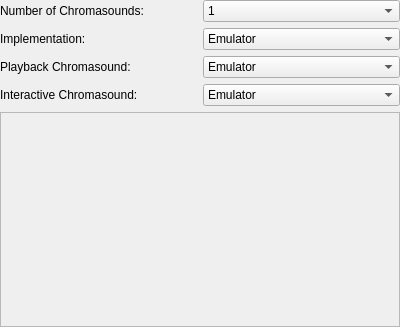
Before: the Qt Designer form dialogs/settings/chromasoundlayoutwidget.ui in nirjacobson/Chromasound-Studio, drawn with Qt 5.
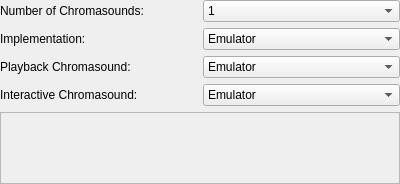
After: the same form once the commit is applied.

The edit to the form file:
```diff
--- a/dialogs/settings/chromasoundlayoutwidget.ui
+++ b/dialogs/settings/chromasoundlayoutwidget.ui
@@ -7,7 +7,7 @@
     <x>0</x>
     <y>0</y>
     <width>400</width>
-    <height>327</height>
+    <height>184</height>
    </rect>
   </property>
   <property name="windowTitle">
@@ -106,6 +106,12 @@
      <layout class="QGridLayout" name="gridLayout_2">
       <item row="0" column="0">
        <widget class="QLabel" name="infoLabel">
+        <property name="minimumSize">
+         <size>
+          <width>0</width>
+          <height>48</height>
+         </size>
+        </property>
         <property name="text">
          <string/>
         </property>
```
